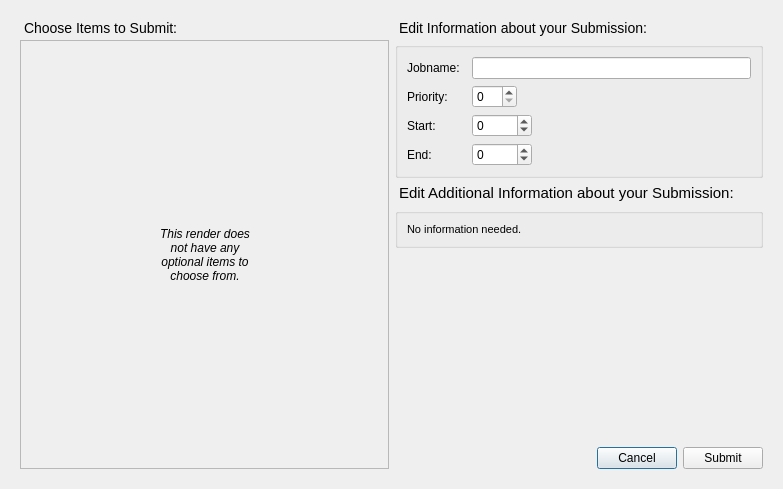
The window that resources/dialog.ui (robblau/tk-multi-renderfarm) describes before a commit, drawn with Qt 5.
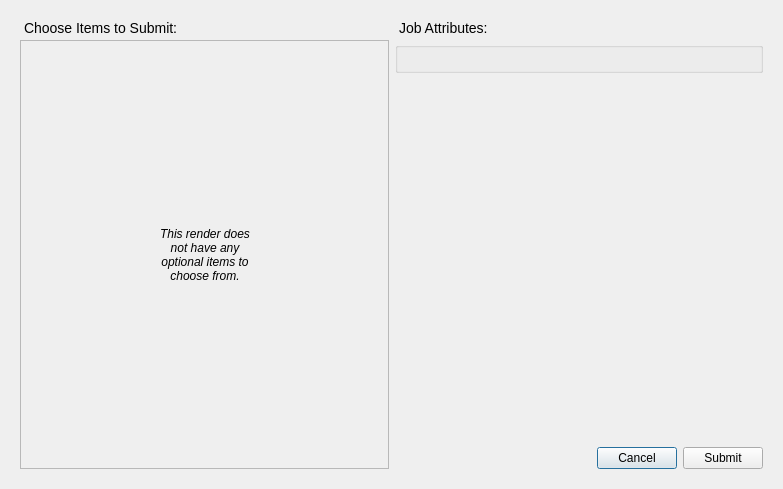
The same window after the commit. Icons and pictures are not drawn.

Commit message: Use only one area for job parameters

Patch:
```diff
--- a/resources/dialog.ui
+++ b/resources/dialog.ui
@@ -209,7 +209,7 @@
 }</string>
            </property>
            <property name="text">
-            <string>Edit Information about your Submission:</string>
+            <string>Job Attributes:</string>
            </property>
            <property name="indent">
             <number>4</number>
@@ -227,128 +227,7 @@
            <property name="checkable">
             <bool>false</bool>
            </property>
-           <layout class="QGridLayout" name="gridLayout">
-            <item row="1" column="2">
-             <widget class="QSpinBox" name="priority_spinBox">
-              <property name="maximumSize">
-               <size>
-                <width>45</width>
-                <height>9999</height>
-               </size>
-              </property>
-              <property name="value">
-               <number>0</number>
-              </property>
-             </widget>
-            </item>
-            <item row="2" column="2">
-             <widget class="QSpinBox" name="start_spinBox">
-              <property name="maximumSize">
-               <size>
-                <width>60</width>
-                <height>16777215</height>
-               </size>
-              </property>
-              <property name="minimum">
-               <number>-9999999</number>
-              </property>
-              <property name="maximum">
-               <number>99999999</number>
-              </property>
-             </widget>
-            </item>
-            <item row="3" column="2">
-             <widget class="QSpinBox" name="end_spinBox">
-              <property name="maximumSize">
-               <size>
-                <width>60</width>
-                <height>16777215</height>
-               </size>
-              </property>
-              <property name="minimum">
-               <number>-9999999</number>
-              </property>
-              <property name="maximum">
-               <number>99999999</number>
-              </property>
-             </widget>
-            </item>
-            <item row="1" column="0">
-             <widget class="QLabel" name="label_4">
-              <property name="text">
-               <string>Priority:</string>
-              </property>
-             </widget>
-            </item>
-            <item row="0" column="0">
-             <widget class="QLabel" name="label">
-              <property name="text">
-               <string>Jobname:</string>
-              </property>
-             </widget>
-            </item>
-            <item row="0" column="2">
-             <widget class="QLineEdit" name="jobname_lineEdit"/>
-            </item>
-            <item row="3" column="0" colspan="2">
-             <widget class="QLabel" name="label_3">
-              <property name="text">
-               <string>End:</string>
-              </property>
-             </widget>
-            </item>
-            <item row="2" column="0" colspan="2">
-             <widget class="QLabel" name="label_2">
-              <property name="text">
-               <string>Start:</string>
-              </property>
-             </widget>
-            </item>
-           </layout>
-          </widget>
-         </item>
-         <item>
-          <widget class="QLabel" name="info_title_label_2">
-           <property name="font">
-            <font>
-             <pointsize>11</pointsize>
-            </font>
-           </property>
-           <property name="styleSheet">
-            <string notr="true">#info_title_label {
-font-size: 14px
-}</string>
-           </property>
-           <property name="text">
-            <string>Edit Additional Information about your Submission:</string>
-           </property>
-           <property name="indent">
-            <number>4</number>
-           </property>
-          </widget>
-         </item>
-         <item>
-          <widget class="QGroupBox" name="additionalInfo_groupBox">
-           <property name="font">
-            <font>
-             <pointsize>8</pointsize>
-            </font>
-           </property>
-           <property name="title">
-            <string/>
-           </property>
-           <property name="checkable">
-            <bool>false</bool>
-           </property>
-           <layout class="QGridLayout" name="gridLayout_additional">
-            <item row="0" column="0">
-             <widget class="QLabel" name="additionalInfo_label">
-              <property name="text">
-               <string>No information needed.</string>
-              </property>
-             </widget>
-            </item>
-           </layout>
+           <layout class="QGridLayout" name="gridLayout"/>
           </widget>
          </item>
          <item>
```
The commit also changes 2 other files.
